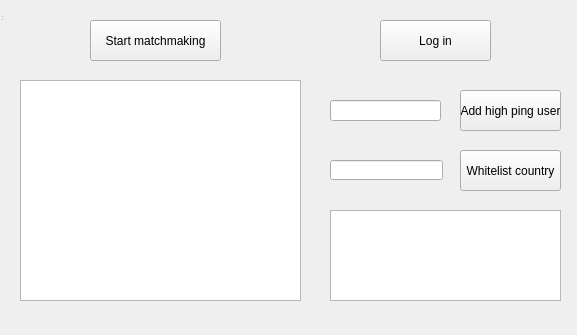
Qt form conf/mainwindow.ui (thomaav/smashladder-python) before a commit.
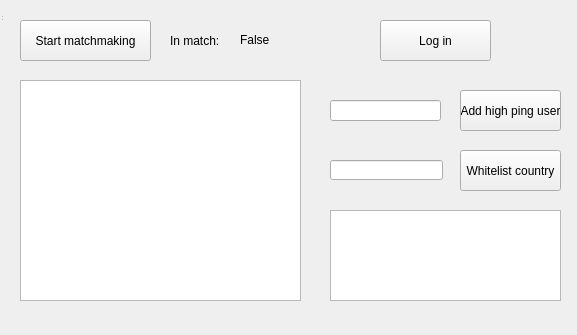
The same form after that commit.

Commit message: Provide match id when joining a match for user.

The edit to the form file:
```diff
--- a/conf/mainwindow.ui
+++ b/conf/mainwindow.ui
@@ -40,7 +40,7 @@
    <widget class="QPushButton" name="mm_button">
     <property name="geometry">
      <rect>
-      <x>90</x>
+      <x>20</x>
       <y>20</y>
       <width>131</width>
       <height>41</height>
@@ -106,6 +106,32 @@
      </rect>
     </property>
    </widget>
+   <widget class="QLabel" name="in_match">
+    <property name="geometry">
+     <rect>
+      <x>170</x>
+      <y>30</y>
+      <width>51</width>
+      <height>21</height>
+     </rect>
+    </property>
+    <property name="text">
+     <string>In match:</string>
+    </property>
+   </widget>
+   <widget class="QLabel" name="in_match_value">
+    <property name="geometry">
+     <rect>
+      <x>240</x>
+      <y>30</y>
+      <width>111</width>
+      <height>20</height>
+     </rect>
+    </property>
+    <property name="text">
+     <string>False</string>
+    </property>
+   </widget>
   </widget>
   <widget class="QStatusBar" name="statusBar"/>
  </widget>
```
Left out of the diff: 2 changed lines with no effect on the pictures. The commit also changes 2 other files.
